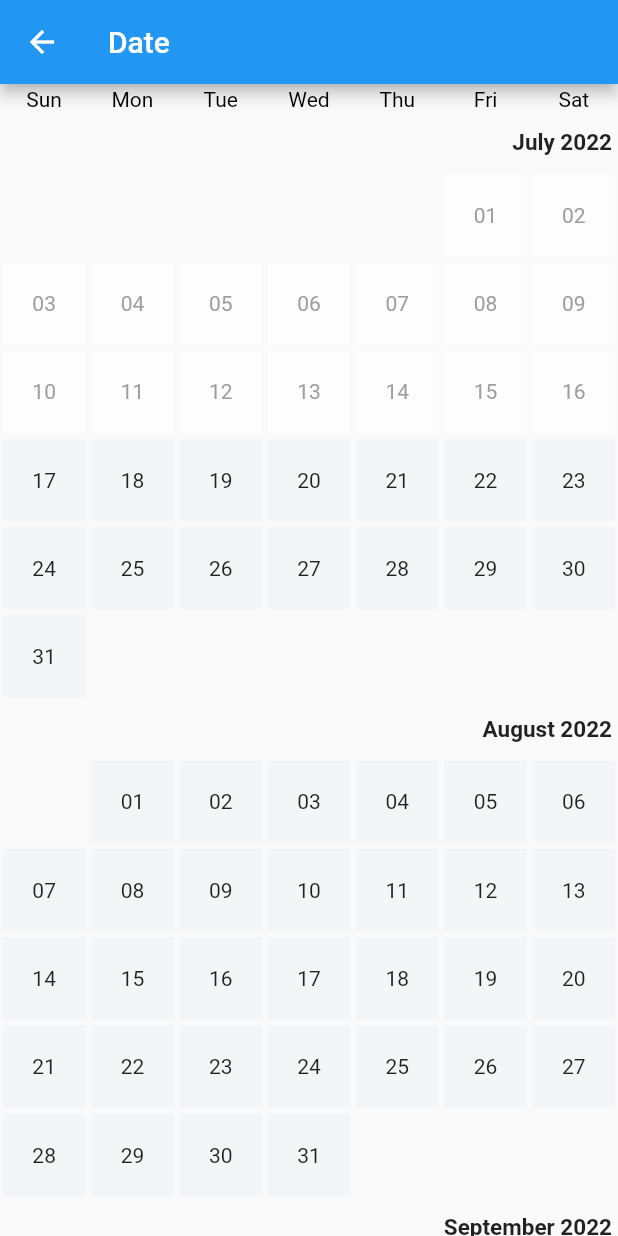
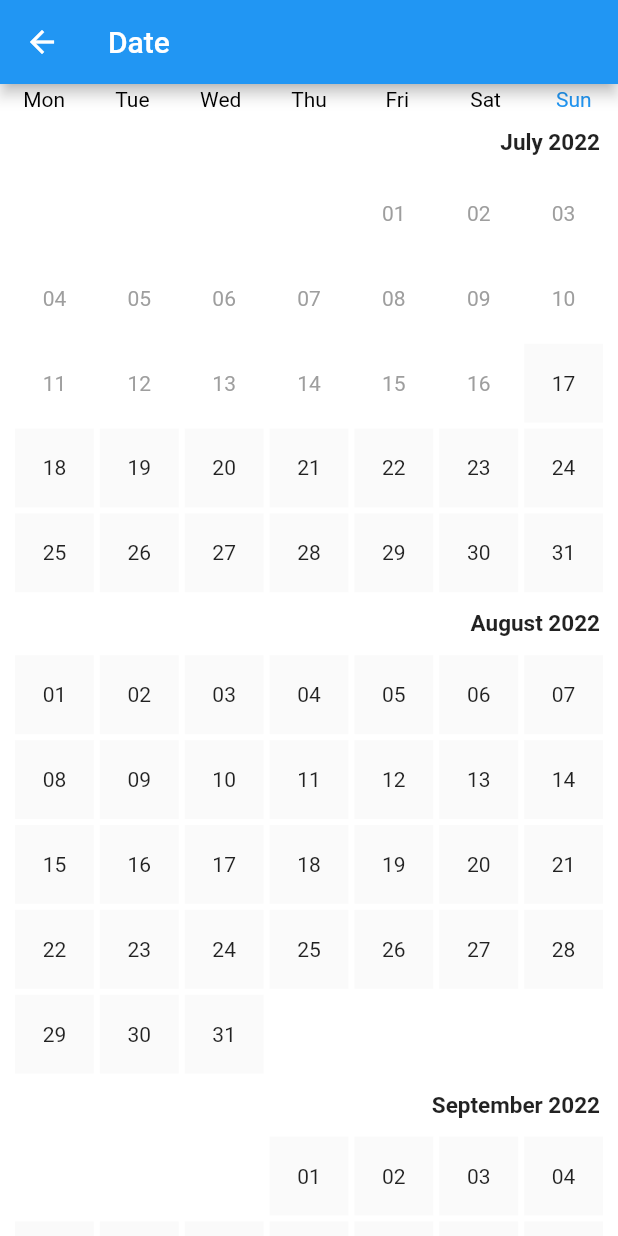
Before and after one commit to sakib1838/CustomDatePicker, a Flutter app: the AllData screen opened directly with empty values, after a tap on an icon or button, on a phone screen of 412 x 824 dp. Run offline on Flutter 3.47's test engine with Material 2 defaults, Android fonts, the phone set to English and light mode, and no system bars.

Commit message:
color correction

```diff
--- a/lib/AppColors.dart
+++ b/lib/AppColors.dart
@@ -33,6 +33,7 @@ class AppColors {
   static const String facebookButtonColor = "#3157b0";
   static const String deshiTextColor = "#26408A";
   static const String deshiTextColor2 = "#f3f5f7";
+  static const String deshiTextColorCalDate = "#fafafa";
   static const String deshiTextColorGrey = "#dddddd";
   static const String yellowColor = "#FFA500";
   static const String greyLighColor = "#e2e6e6";
--- a/lib/listofdates.dart
+++ b/lib/listofdates.dart
@@ -50,10 +50,10 @@ class _DateListState extends State<DateList> {
       now = widget.dateTime;
       weekday = now!.weekday;
       var totalDays = daysInMonth(now!);
-
+      print("listOFDates:weekDay-> ${weekday}");
 
       List<DateTime?> listOfDates,listOfDates1;
-      listOfDates = new List<DateTime?>.generate(weekday!, (index) => null);
+      listOfDates = new List<DateTime?>.generate(weekday!-1, (index) => null);
         listOfDates1 = new List<DateTime>.generate(totalDays, (i) => DateTime(now!.year,now!.month,i + 1));
 
       // var listOfDates,listOfDates1;
@@ -107,14 +107,14 @@ class _DateListState extends State<DateList> {
             },
             child: Container(
               margin: EdgeInsets.all(2.0),
-              color:dateTimes[index]!=null?(todayDate.difference(dateTimes[index]!).inDays>0?HexColor(AppColors.whiteColor).withOpacity(0.5):
+              color:dateTimes[index]!=null?(todayDate.difference(dateTimes[index]!).inDays>0?null:
               startDate!.getDateOnly()== dateTimes[index]!.getDateOnly()?HexColor(AppColors.primaryColor) :endDate!=null?endDate!.getDateOnly()==dateTimes[index]!.getDateOnly()?HexColor(AppColors.primaryColor):
-              (getIntDate(dateTimes[index]!)>getIntDate(startDate!) && getIntDate(dateTimes[index]!)<getIntDate(endDate!))?HexColor(AppColors.deshiTextColorGrey):HexColor(AppColors.deshiTextColor2)
-                  :HexColor(AppColors.deshiTextColor2)
+              (getIntDate(dateTimes[index]!)>getIntDate(startDate!) && getIntDate(dateTimes[index]!)<getIntDate(endDate!))?HexColor(AppColors.deshiTextColorGrey):HexColor(AppColors.deshiTextColorCalDate)
+                  :HexColor(AppColors.deshiTextColorCalDate)
               ) :HexColor(AppColors.backgroundColor),
               child: Center(child: Text(dateTimes[index]!=null?"${DateFormat("dd").format(dateTimes[index]!)}":"",style: TextStyle(
                color:dateTimes[index]!=null?(todayDate.difference(dateTimes[index]!).inDays>0?Colors.grey:
-              startDate!.getDateOnly()== dateTimes[index]!.getDateOnly()?Colors.white :endDate!=null?endDate!.getDateOnly()==dateTimes[index]!.getDateOnly()?Colors.white:null:null
+              startDate!.getDateOnly()== dateTimes[index]!.getDateOnly()?Colors.white :endDate!=null?endDate!.getDateOnly()==dateTimes[index]!.getDateOnly()?Colors.white:dateTimes[index]!.weekday==6 || dateTimes[index]!.weekday==7?HexColor(AppColors.primaryColor):null:null
               ) :null,
               ),)),
             ),
--- a/lib/listofmonth.dart
+++ b/lib/listofmonth.dart
@@ -1,3 +1,4 @@
+import 'package:flutter/cupertino.dart';
 import 'package:flutter/material.dart';
 import 'package:intl/intl.dart';
 import 'package:testdate/AppColors.dart';
@@ -34,7 +35,7 @@ class _AllDataState extends State<AllData> {
 
   List<MonthAndYear> months =[];
   List<DateTime> date=[];
-  List<String> weekdays = ['Sun','Mon','Tue','Wed','Thu','Fri','Sat'];
+  List<String> weekdays = ['Mon','Tue','Wed','Thu','Fri','Sat','Sun'];
 
   Future<void> countMonth() async{
     if(start.year<end.year){
@@ -85,6 +86,7 @@ class _AllDataState extends State<AllData> {
         title: Text("Date"),
       ),
       body: Container(
+        color: HexColor(AppColors.whiteColor),
         child: Column(
           children: [
             Container(
@@ -94,14 +96,17 @@ class _AllDataState extends State<AllData> {
                 child: ListView.builder(
                   scrollDirection: Axis.horizontal,
                   itemBuilder: (context, index) {
+                    ///have to work here
+                    print("weekDay:${DateTime.now().weekday}  ${weekdays[index]}${index+1}");
                   return Container(
                     width: MediaQuery.of(context).size.width/7,
-                    child: Center(child: Text("${weekdays[index]}",style: TextStyle(color: DateTime.now().weekday==index?Colors.blue:Colors.black),)),);
+                    child: Center(child: Text("${weekdays[index]}",style: TextStyle(color: DateTime.now().weekday==index+1?Colors.blue:Colors.black),)),);
                 },itemCount: weekdays.length,),
               )),
 
             Expanded(
               child: Container(
+                margin: EdgeInsets.symmetric(horizontal: 8),
                 child: SingleChildScrollView(
                   child: Container(
                     height: MediaQuery.of(context).size.height,
@@ -178,7 +183,8 @@ class _AllDataState extends State<AllData> {
                       ),
                       SizedBox(height: 10,),
                       Container(
-                        margin: EdgeInsets.symmetric(horizontal: 4),
+                        height: 50,
+                        margin: EdgeInsets.symmetric(horizontal: 8),
                         width: MediaQuery.of(context).size.width,
                         child: ElevatedButton(onPressed: (){
                           print("${startDate!.difference(endDate!).inDays.abs()}");
@@ -197,6 +203,7 @@ class _AllDataState extends State<AllData> {
 
                         }, child: Text("Select Dates")),
                       ),
+                      SizedBox(height: 10,),
                     ],
                   )),
             ),
```
